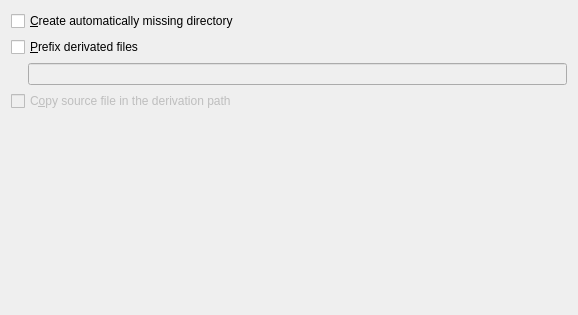
This is plugins/generix/projectproperty/wizard/newgenerixderivation3page.ui in phoenix741/xinx as Qt 5 draws it before an edit. The edited form follows.
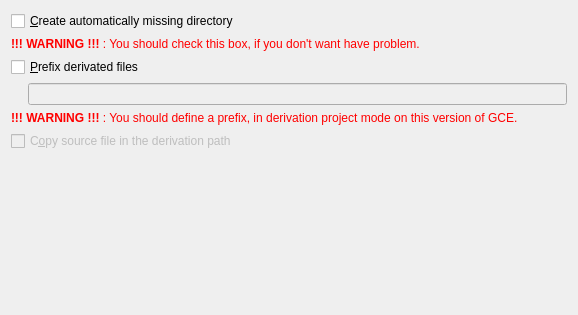
This is the edited form.

The edit to the form file:
```diff
--- a/plugins/generix/projectproperty/wizard/newgenerixderivation3page.ui
+++ b/plugins/generix/projectproperty/wizard/newgenerixderivation3page.ui
@@ -14,7 +14,7 @@
    <string>WizardPage</string>
   </property>
   <property name="title">
-   <string>Define option for derivation project</string>
+   <string>Define option for derivation</string>
   </property>
   <property name="subTitle">
    <string>In this page you can define a prefix to use in your derivation path and the possibility to copy the original file in the destination path too.</string>
@@ -27,6 +27,13 @@
      </property>
     </widget>
    </item>
+   <item>
+    <widget class="QLabel" name="m_createMissingMessage">
+     <property name="text">
+      <string>&lt;span style=&quot;color: red&quot;&gt;&lt;b&gt;!!! WARNING !!!&lt;/b&gt; : You should check this box, if you don't want have problem.</string>
+     </property>
+    </widget>
+   </item>
    <item>
     <widget class="QCheckBox" name="m_addPrefixChk">
      <property name="text">
@@ -61,6 +68,13 @@
      </item>
     </layout>
    </item>
+   <item>
+    <widget class="QLabel" name="m_prefixMessage">
+     <property name="text">
+      <string>&lt;span style=&quot;color: red&quot;&gt;&lt;b&gt;!!! WARNING !!!&lt;/b&gt; : You should define a prefix, in derivation project mode on this version of GCE.</string>
+     </property>
+    </widget>
+   </item>
    <item>
     <widget class="QCheckBox" name="m_copyToChk">
      <property name="enabled">
```
